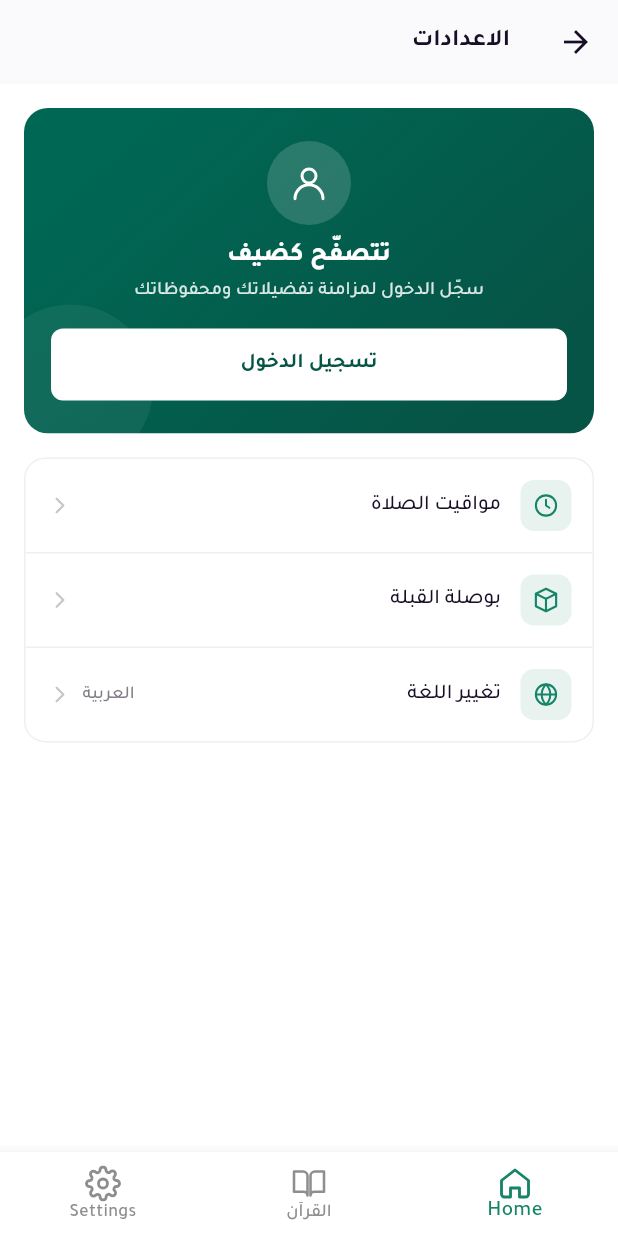
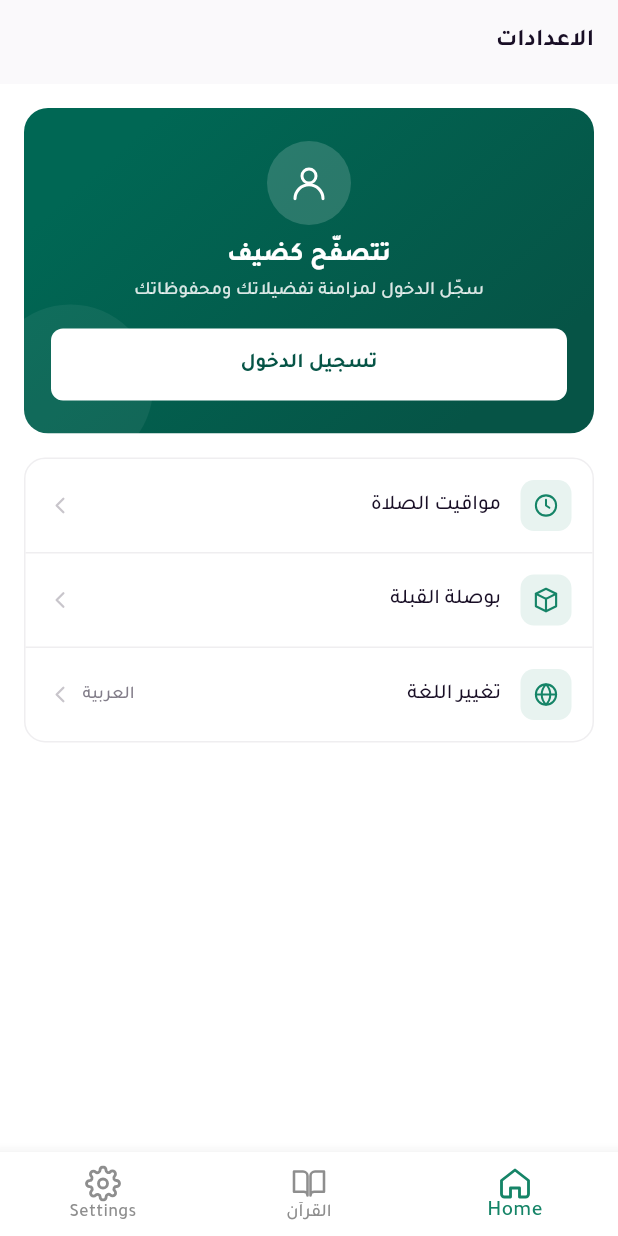
Before and after one commit to sakinah-org/sakinah-mobile, a Flutter app: the screen it shows after launch, swiped to page 3, on a phone screen of 412 x 824 dp. Run offline on Flutter 3.47's test engine with Material 3 defaults, Android fonts, the phone set to English and light mode, and no system bars; our stand-ins replace cached_network_image, country_picker, dio, file_picker, firebase_core, flutter_bloc and 17 more; missing offline and left inert: currency_picker, encrypt, flutter_compass_v2, flutter_qiblah; accounts and stored records are empty; network calls fail.

Commit message:
Finishe Settigns Feature

```diff
--- a/lib/features/qibla/presentation/pages/qibla_compass_page.dart
+++ b/lib/features/qibla/presentation/pages/qibla_compass_page.dart
@@ -75,8 +75,11 @@ class _LiveBody extends StatelessWidget {
 
     return Padding(
       padding: const EdgeInsets.all(20),
+      child: SizedBox(
+        width: double.infinity,
         child: Column(
           mainAxisAlignment: MainAxisAlignment.center,
+          crossAxisAlignment: CrossAxisAlignment.center,
           children: [
             if (showCalibration) ...[
               const QiblaCalibrationBanner(),
@@ -143,6 +146,7 @@ class _LiveBody extends StatelessWidget {
             ),
           ],
         ),
+      ),
     );
   }
 }
--- a/lib/features/quran/presentation/pages/quran_page.dart
+++ b/lib/features/quran/presentation/pages/quran_page.dart
@@ -24,6 +24,8 @@ class QuranPage extends StatelessWidget {
           QuranCubit(repository: QuranRepositoryImpl())..loadSurahs(),
       child: Scaffold(
         appBar: AppBar(
+          leading: SizedBox(),
+          leadingWidth: 0,
           title: Text(translator.word(TranslationKeys.quranScreenTitle)),
           actions: [
             QuranFontButton(
--- a/lib/features/settings/presentation/pages/settings_page.dart
+++ b/lib/features/settings/presentation/pages/settings_page.dart
@@ -35,6 +35,8 @@ class SettingsPage extends StatelessWidget {
 
     return Scaffold(
       appBar: AppBar(
+        leading: SizedBox(),
+        leadingWidth: 0,
         title: Text(translator.word(TranslationKeys.settings)),
       ),
       backgroundColor: isDark ? AppColors.darkBg : AppColors.lightBg,
--- a/lib/features/settings/presentation/widgets/settings_option_tile.dart
+++ b/lib/features/settings/presentation/widgets/settings_option_tile.dart
@@ -26,6 +26,7 @@ class SettingsOptionTile extends StatelessWidget {
   @override
   Widget build(BuildContext context) {
     final isDark = Theme.of(context).brightness == Brightness.dark;
+    final isArabic = Localizations.localeOf(context).languageCode == 'ar';
     final textPrimary =
         isDark ? AppColors.darkTextPrimary : AppColors.lightTextPrimary;
     final textSecondary =
@@ -74,8 +75,11 @@ class SettingsOptionTile extends StatelessWidget {
               ),
               const SizedBox(width: 6),
             ],
-            drawSvgIcon(AppIcons.chevronRight,
-                width: 18, height: 18, iconColor: textTertiary),
+            RotatedBox(
+              quarterTurns: isArabic ? 2 : 0,
+              child: drawSvgIcon(AppIcons.chevronRight,
+                  width: 18, height: 18, iconColor: textTertiary),
+            ),
           ],
         ),
       ),
--- a/lib/main.dart
+++ b/lib/main.dart
@@ -1,3 +1,4 @@
+import 'package:firebase_core/firebase_core.dart';
 import 'package:sakinah/features/quran/presentation/bloc/quran_font_settings_cubit.dart';
 import 'package:sakinah/shared/bloc/session_cubit.dart';
 import 'package:sakinah/shared/bloc/settings_cubit.dart';
@@ -14,12 +15,16 @@ import 'package:flutter_bloc/flutter_bloc.dart';
 import 'package:flutter_localizations/flutter_localizations.dart';
 import 'package:intl/date_symbol_data_local.dart';
 import 'package:supabase_flutter/supabase_flutter.dart';
+import 'firebase_options.dart';
 import 'handlers/translation_handler.dart';
 import 'navigation/route_generator.dart';
 
 String env = 'dev';
 void main() async {
   WidgetsFlutterBinding.ensureInitialized();
+  await Firebase.initializeApp(
+    options: DefaultFirebaseOptions.currentPlatform,
+  );
   await AppEnv.init(env);
   AESEncryptor.init();
   await SharedPrefHandler.init();
--- a/pubspec.yaml
+++ b/pubspec.yaml
@@ -15,6 +15,8 @@ dependencies:
   dartz: ^0.10.1
 
 
+  #==================================== Firebase
+  firebase_core: ^4.13.0
   #==================================== Network
   dio: ^5.7.0
   url_launcher: ^6.3.1
```
Also changed, not shown: lib/features/qibla/presentation/widgets/qibla_compass_dial.dart (+5 -5 lines), firebase.json, lib/firebase_options.dart (added), pubspec.lock, 10 other files. Lines whose indentation alone changed are shown as unchanged.
